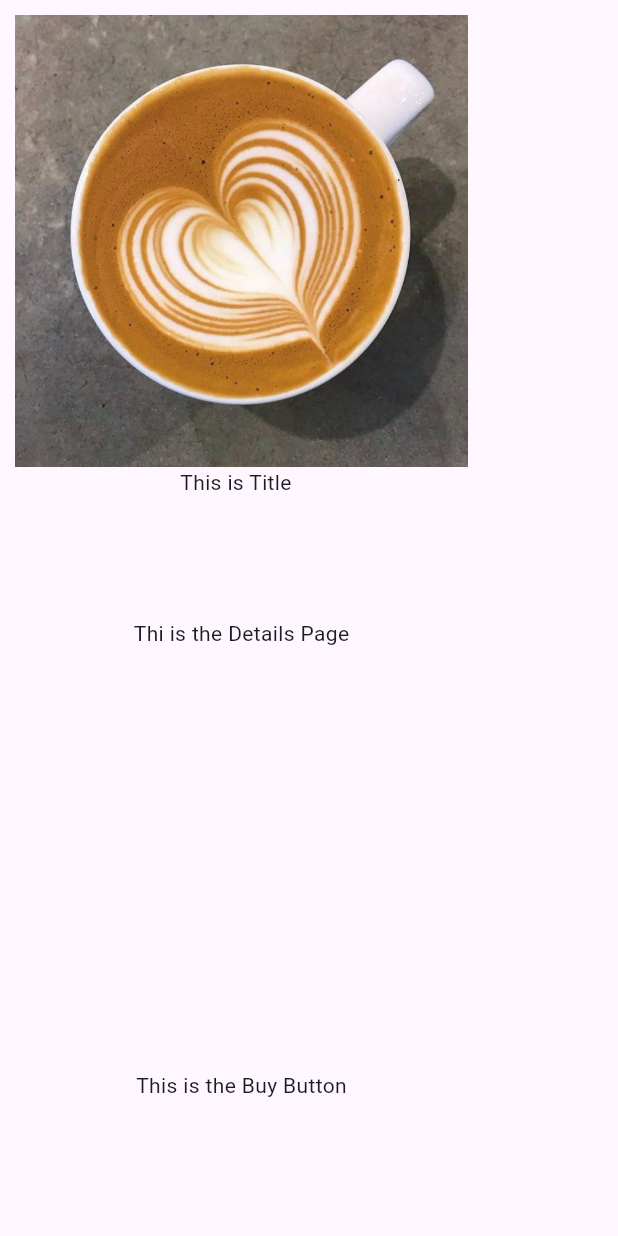
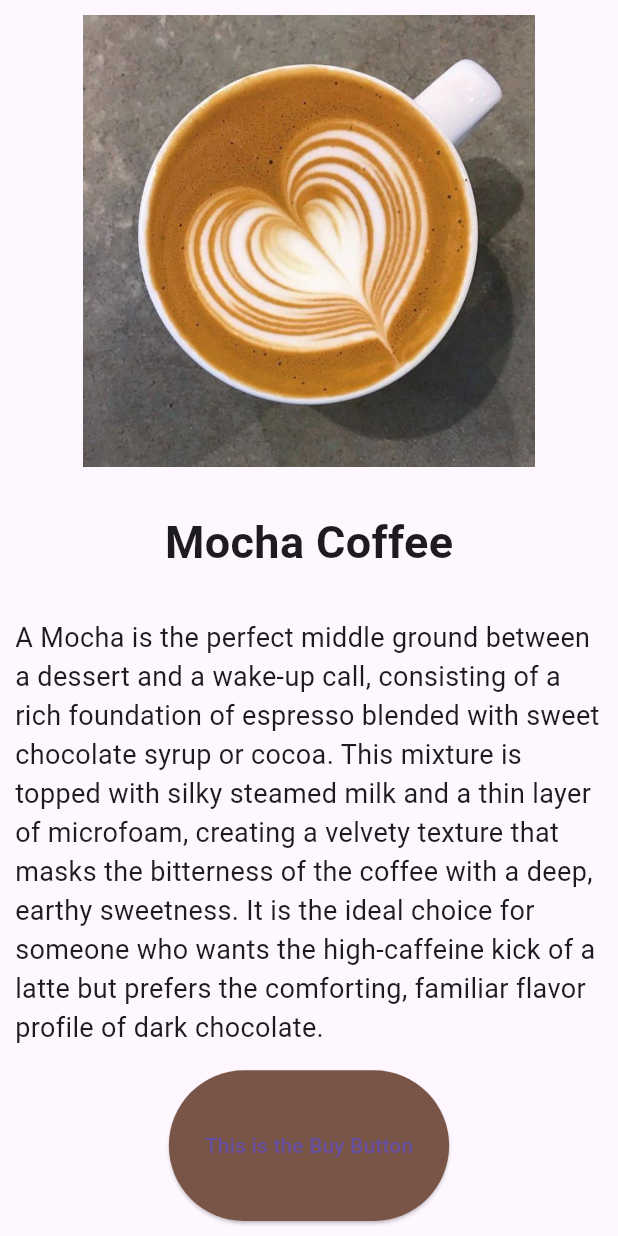
Before and after one commit to koechio/COFFEE_CARD, a Flutter app: the CoffeeDetailsPage screen opened directly, on a phone screen of 412 x 824 dp. Run offline on Flutter 3.47's test engine with Material 3 defaults, Android fonts, the phone set to English and light mode, and no system bars.

Commit message:
Feat: add Content and Basic Style to the Title, Body and Button

```diff
--- a/lib/screens/coffee_details.dart
+++ b/lib/screens/coffee_details.dart
@@ -5,22 +5,49 @@ class CoffeeDetailsPage extends StatelessWidget {
 
   @override
   Widget build(BuildContext context) {
-    return Padding(// Encloses the entire Page
+    return Scaffold(
+      body: Padding(// Encloses the entire Page
        padding: EdgeInsets.all(10),
         child: Column(
           children: [
             Expanded(// This is the Image at the top of the Screen
               flex: 3,
-              child:  Image.asset("assets/images/Mocha.jpg")),
+              child:  Image.asset(
+                "assets/images/Mocha.jpg"
+                ,fit: BoxFit.cover,)
+
+                ),
             Expanded(//This is the Title Section
               flex: 1,
-              child:  Text("This is Title  ")),
+              child: Center(
+                child: Text(
+                "Mocha Coffee",
+                style: TextStyle(fontWeight: FontWeight.bold, fontSize: 30,),
+
+                ))),
             Expanded(// This is the Body Section
               flex: 3,
-              child:  Text("Thi is the Details Page")),
+              child:  Text(
+                "A Mocha is the perfect middle ground between a dessert and a wake-up call, consisting of a rich foundation of espresso blended with sweet chocolate syrup or cocoa. This mixture is topped with silky steamed milk and a thin layer of microfoam, creating a velvety texture that masks the bitterness of the coffee with a deep, earthy sweetness. It is the ideal choice for someone who wants the high-caffeine kick of a latte but prefers the comforting, familiar flavor profile of dark chocolate.",
+                style: TextStyle(fontSize: 18,))
+
+
+
+
+
+              ),
             Expanded( //This is the Buy Button
               flex: 1,
-              child:  Text("This is the Buy Button")),
+              child: ElevatedButton(
+                style: ElevatedButton.styleFrom(
+                  backgroundColor: Colors.brown,
+                ),
+                onPressed: () {},
+                child: Text("This is the Buy Button")
+
+
+
+                )),
           ],
 
 
@@ -31,6 +58,6 @@ class CoffeeDetailsPage extends StatelessWidget {
 
 
 
-      );
+      ));
   }
 }
```
